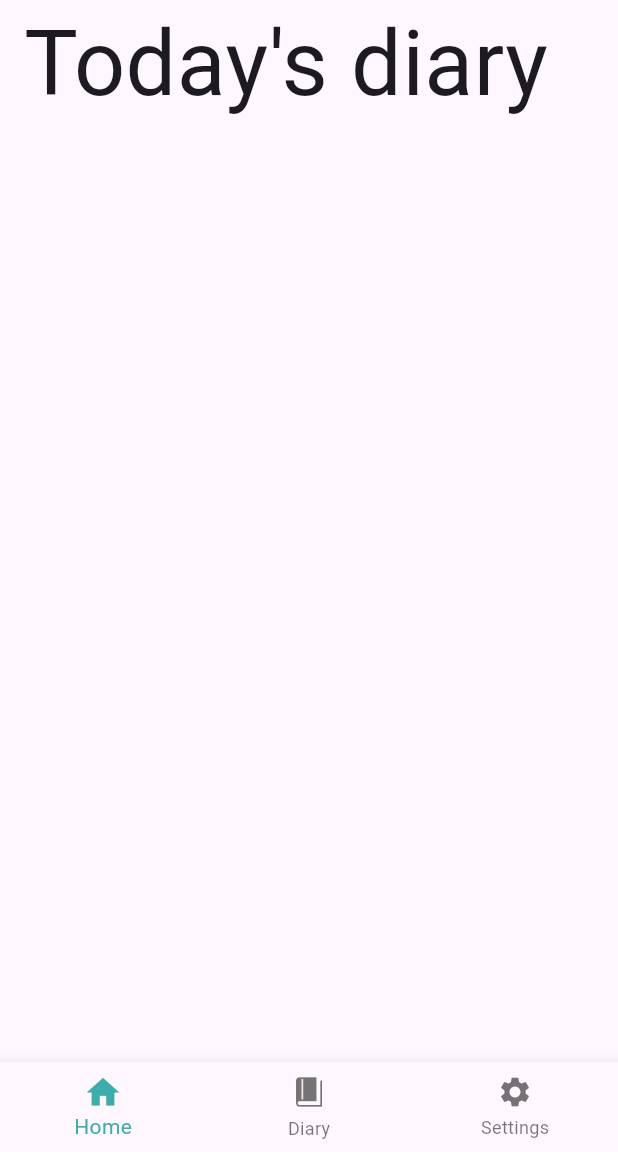
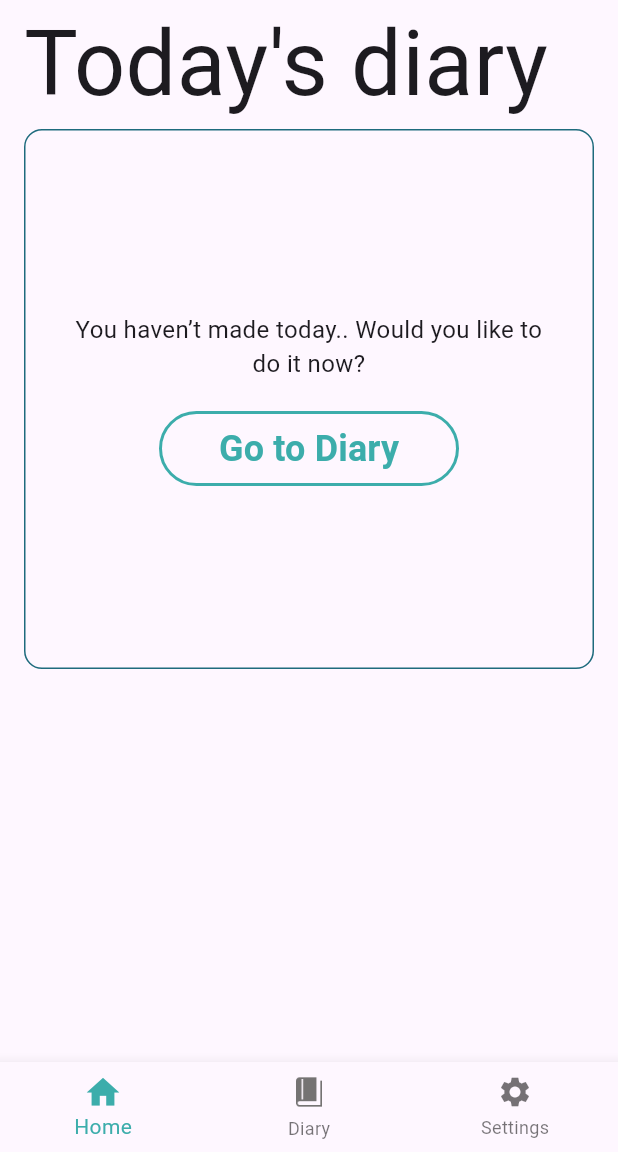
Before and after one commit to Solution-Challenge-stress-solution/FrontEnd, a Flutter app: the MyHomePage screen opened directly with empty values, on a phone screen of 412 x 824 dp, the part 84-1236 px from its top. Run offline on Flutter 3.47's test engine with Material 3 defaults, Android fonts, the phone set to English and light mode, and no system bars; our stand-ins replace flutter_local_notifications, google_sign_in, shared_preferences, table_calendar, timezone; missing offline and left inert: flutter_facebook_auth, kakao_flutter_sdk_user; accounts and stored records are empty; Roboto replaces fonts that are missing (Dongle, NanumGothic).

Commit message:
feat: defaultTodaysDiary component

```diff
--- a/lib/main.dart
+++ b/lib/main.dart
@@ -52,12 +52,19 @@ class MyHomePage extends StatefulWidget {
 class _MyHomePageState extends State<MyHomePage> {
   int _selectedIndex = 0;
 
+  void goToDiaryPage() {
+    setState(() {
+      _selectedIndex = 1;
+    });
+  }
+
   late final List<Widget> _widgetOptions = <Widget>[
-    const HomePage(),
+    HomePage(navigateToDiaryPage: goToDiaryPage),
     const DiaryPage(),
     SettingPage(
         email: widget.email, name: widget.name, profileImg: widget.profileImg),
   ];
+
   void _onItemTapped(int index) {
     setState(() {
       // This call to setState tells the Flutter framework that something has
--- a/lib/pages/home_page.dart
+++ b/lib/pages/home_page.dart
@@ -1,7 +1,9 @@
 import 'package:flutter/material.dart';
 
 class HomePage extends StatefulWidget {
-  const HomePage({super.key});
+  const HomePage({super.key, required this.navigateToDiaryPage});
+
+  final VoidCallback navigateToDiaryPage;
 
   @override
   State<HomePage> createState() => _HomePageState();
@@ -10,21 +12,66 @@ class HomePage extends StatefulWidget {
 class _HomePageState extends State<HomePage> {
   @override
   Widget build(BuildContext context) {
-    return const Scaffold(
+    return Scaffold(
       body: Padding(
-        padding: EdgeInsets.symmetric(horizontal: 16),
+        padding: const EdgeInsets.symmetric(horizontal: 16),
         child: Column(
           crossAxisAlignment: CrossAxisAlignment.start,
           children: <Widget>[
-            Text("Today's diary",
+            const Text("Today's diary",
                 style: TextStyle(
                   fontFamily: 'Dongle',
                   fontWeight: FontWeight.normal,
                   fontSize: 60,
                 )),
+            defaultTodaysDiary(widget.navigateToDiaryPage),
           ],
         ),
       ),
     );
   }
 }
+
+Widget defaultTodaysDiary(VoidCallback navigateToDiaryPage) {
+  return Container(
+    height: 360,
+    padding: const EdgeInsets.all(24.0),
+    decoration: BoxDecoration(
+      border: Border.all(color: Color.fromARGB(255, 30, 107, 125)),
+      borderRadius: BorderRadius.circular(12),
+    ),
+    child: Column(
+      mainAxisAlignment: MainAxisAlignment.center,
+      crossAxisAlignment: CrossAxisAlignment.center,
+      children: <Widget>[
+        const Text(
+          "You haven’t made today.. Would you like to do it now?",
+          textAlign: TextAlign.center,
+          style: TextStyle(
+            fontSize: 16,
+          ),
+        ),
+        const SizedBox(height: 20),
+        SizedBox(
+            width: 200,
+            height: 50,
+            child: OutlinedButton(
+              onPressed: navigateToDiaryPage,
+              style: OutlinedButton.styleFrom(
+                  shape: RoundedRectangleBorder(
+                    borderRadius: BorderRadius.circular(50),
+                  ),
+                  side: const BorderSide(
+                    width: 2,
+                    color: Color.fromARGB(255, 60, 173, 171),
+                  )),
+              child: const Text('Go to Diary',
+                  style: TextStyle(
+                      color: Color.fromARGB(255, 60, 173, 171),
+                      fontSize: 24,
+                      fontWeight: FontWeight.bold)),
+            )),
+      ],
+    ),
+  );
+}
```
